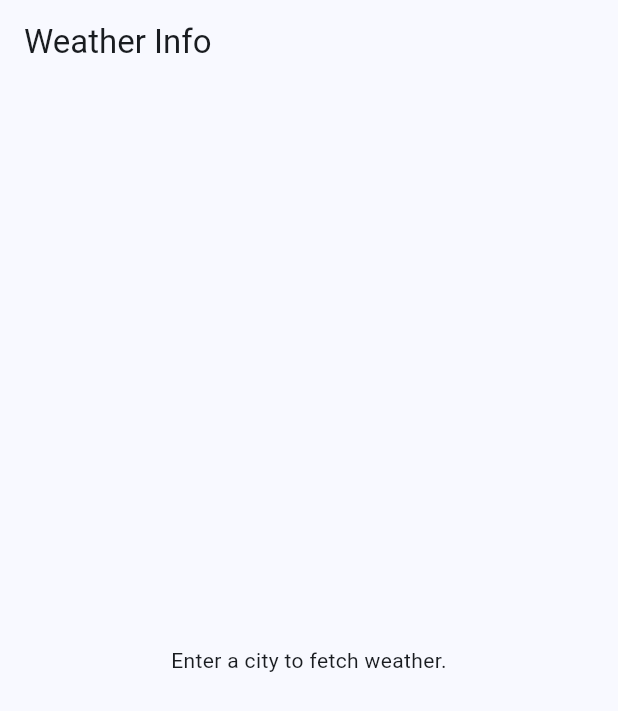
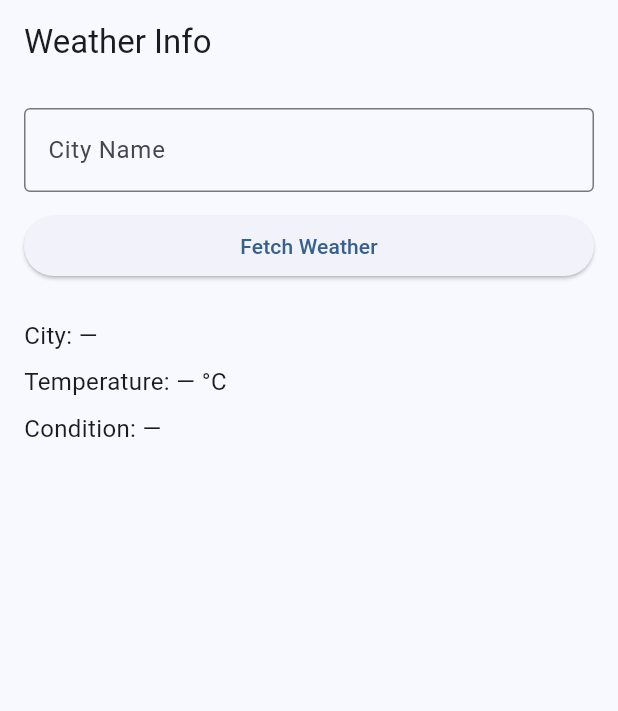
Before and after one commit to Systemized/CSC-4360, a Flutter app: the screen it shows after launch, on a phone screen of 412 x 824 dp. Shown: the top 711 px of the screen. Run offline on Flutter 3.47's test engine with Material 3 defaults, Android fonts, the phone set to English and light mode, and no system bars.

Commit message:
Basic UI with input field and button

```diff
--- a/weather_info_app/lib/main.dart
+++ b/weather_info_app/lib/main.dart
@@ -25,17 +25,48 @@ class WeatherInfoPage extends StatefulWidget {
 }
 
 class _WeatherInfoPageState extends State<WeatherInfoPage> {
+  final TextEditingController _cityController = TextEditingController();
+
+  @override
+  void dispose() {
+    _cityController.dispose();
+    super.dispose();
+  }
+
   @override
   Widget build(BuildContext context) {
     return Scaffold(
       appBar: AppBar(title: const Text('Weather Info')),
-      body: const Padding(
-        padding: EdgeInsets.all(16.0),
-        child: Center(
-          child: Text(
-            'Enter a city to fetch weather.',
-            textAlign: TextAlign.center,
-          ),
+      body: Padding(
+        padding: const EdgeInsets.all(16.0),
+        child: Column(
+          crossAxisAlignment: CrossAxisAlignment.stretch,
+          children: [
+            TextField(
+              controller: _cityController,
+              decoration: const InputDecoration(
+                labelText: 'City Name',
+                hintText: 'Enter city',
+                border: OutlineInputBorder(),
+              ),
+            ),
+            const SizedBox(height: 12),
+            ElevatedButton(
+              onPressed: () {
+                // Will simulate in Step 3
+                ScaffoldMessenger.of(context).showSnackBar(
+                  const SnackBar(content: Text('Fetch Weather tapped')),
+                );
+              },
+              child: const Text('Fetch Weather'),
+            ),
+            const SizedBox(height: 24),
+            const Text('City: —', style: TextStyle(fontSize: 16)),
+            const SizedBox(height: 8),
+            const Text('Temperature: — °C', style: TextStyle(fontSize: 16)),
+            const SizedBox(height: 8),
+            const Text('Condition: —', style: TextStyle(fontSize: 16)),
+          ],
         ),
       ),
     );
```
